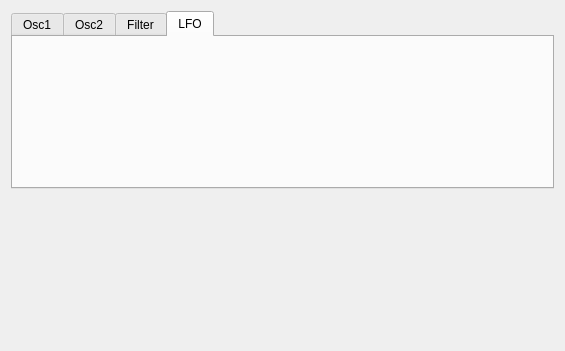
First picture: the form in synthesizerview.ui, repository Bariyard/AudioIOTester, before the edit.
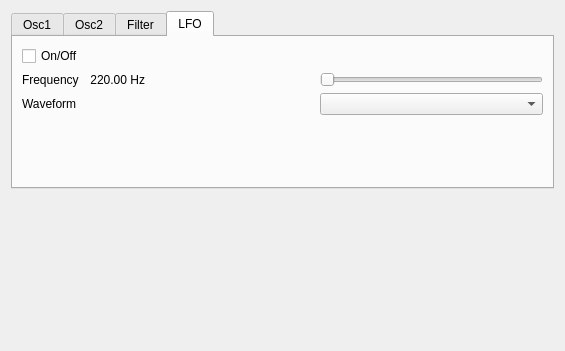
Second picture: the form after the edit. The open tabs and pages were chosen to show the change.

```diff
--- a/synthesizerview.ui
+++ b/synthesizerview.ui
@@ -322,6 +322,91 @@
       <attribute name="title">
        <string>LFO</string>
       </attribute>
+      <layout class="QGridLayout" name="gridLayout_4">
+       <item row="0" column="0">
+        <layout class="QGridLayout" name="LFOGridLayout">
+         <item row="2" column="0">
+          <widget class="QLabel" name="LFOFrequencyLabel">
+           <property name="sizePolicy">
+            <sizepolicy hsizetype="Fixed" vsizetype="Preferred">
+             <horstretch>0</horstretch>
+             <verstretch>0</verstretch>
+            </sizepolicy>
+           </property>
+           <property name="text">
+            <string>Frequency</string>
+           </property>
+          </widget>
+         </item>
+         <item row="3" column="1">
+          <spacer name="LFOHorizontalSpacer">
+           <property name="orientation">
+            <enum>Qt::Horizontal</enum>
+           </property>
+           <property name="sizeHint" stdset="0">
+            <size>
+             <width>40</width>
+             <height>20</height>
+            </size>
+           </property>
+          </spacer>
+         </item>
+         <item row="2" column="1">
+          <widget class="QLabel" name="LFOFrequencyValueLabel">
+           <property name="sizePolicy">
+            <sizepolicy hsizetype="Fixed" vsizetype="Preferred">
+             <horstretch>0</horstretch>
+             <verstretch>0</verstretch>
+            </sizepolicy>
+           </property>
+           <property name="text">
+            <string>220.00 Hz</string>
+           </property>
+           <property name="alignment">
+            <set>Qt::AlignRight|Qt::AlignTrailing|Qt::AlignVCenter</set>
+           </property>
+          </widget>
+         </item>
+         <item row="1" column="0">
+          <widget class="QCheckBox" name="LFOCheckBox">
+           <property name="text">
+            <string>On/Off</string>
+           </property>
+          </widget>
+         </item>
+         <item row="3" column="0">
+          <widget class="QLabel" name="LFOWaveformLabel">
+           <property name="text">
+            <string>Waveform</string>
+           </property>
+          </widget>
+         </item>
+         <item row="3" column="2">
+          <widget class="QComboBox" name="LFOWaveformComboBox"/>
+         </item>
+         <item row="2" column="2">
+          <widget class="QSlider" name="LFOFrequencyHorizontalSlider">
+           <property name="orientation">
+            <enum>Qt::Horizontal</enum>
+           </property>
+          </widget>
+         </item>
+        </layout>
+       </item>
+       <item row="1" column="0">
+        <spacer name="verticalSpacer_4">
+         <property name="orientation">
+          <enum>Qt::Vertical</enum>
+         </property>
+         <property name="sizeHint" stdset="0">
+          <size>
+           <width>20</width>
+           <height>40</height>
+          </size>
+         </property>
+        </spacer>
+       </item>
+      </layout>
      </widget>
     </widget>
    </item>
```
Left out of the diff: 2 changed lines with no effect on the pictures.
